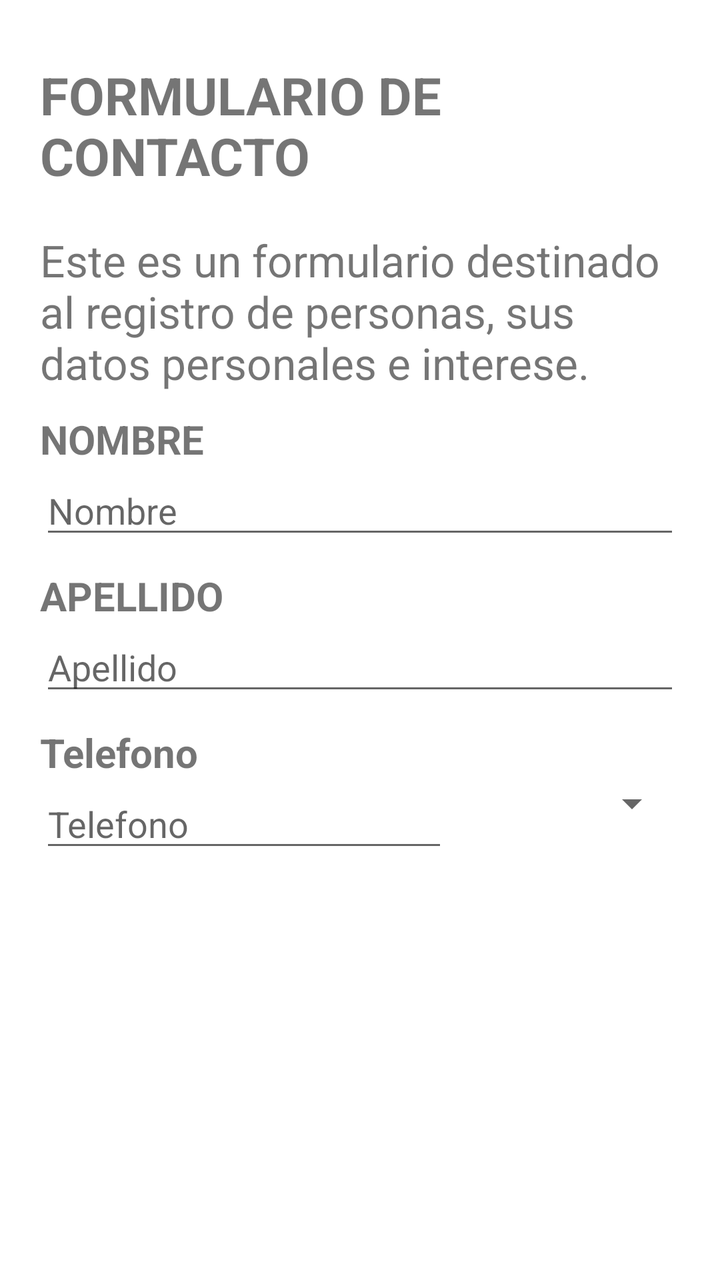
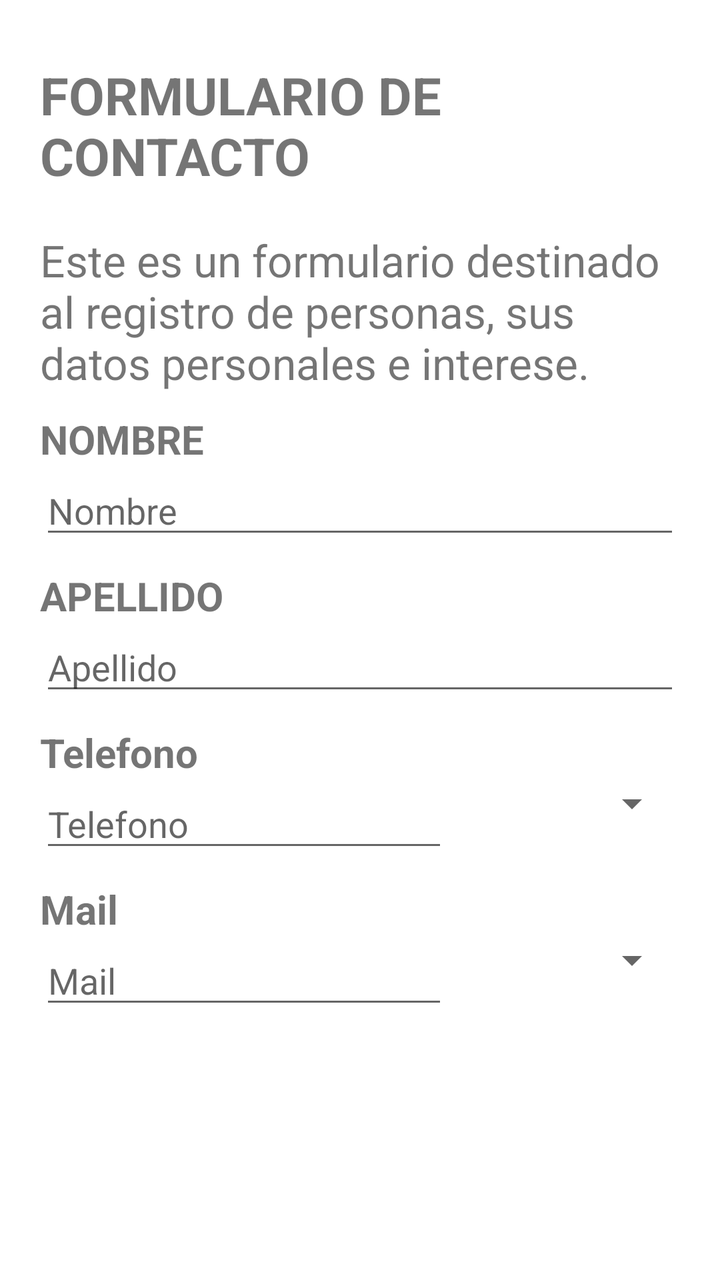

An Android layout rendered at two revisions. The XML below is the earlier revision; the diff shows what the commit changed to produce the second picture.
<!-- AndroidManifest.xml: application theme Theme.MaterialComponents.DayNight.DarkActionBar -->
<!-- res/layout/fragment_datos_personales.xml -->
<?xml version="1.0" encoding="utf-8"?>
<ScrollView xmlns:android="http://schemas.android.com/apk/res/android"
    xmlns:app="http://schemas.android.com/apk/res-auto"

    xmlns:tools="http://schemas.android.com/tools"
    android:layout_width="match_parent"
    android:layout_height="match_parent"
    tools:context=".FragmentDatosPersonales">

    <LinearLayout
        android:layout_width="match_parent"
        android:layout_height="wrap_content"
        android:layout_margin="20dp"
        android:orientation="vertical">

        <TextView
            android:id="@+id/textView"
            android:layout_width="match_parent"
            android:layout_height="wrap_content"
            android:layout_marginTop="10dp"
            android:layout_marginBottom="20dp"
            android:textSize="26sp"
            android:text="@string/title"
            android:textStyle="bold" />

        <TextView
            android:id="@+id/textView2"
            android:layout_width="match_parent"
            android:layout_height="wrap_content"
            android:text="@string/texto"
            android:textSize="22dp" />

        <TextView
            android:id="@+id/textView3"
            android:layout_width="match_parent"
            android:layout_height="wrap_content"
            android:layout_marginTop="10dp"
            android:text="@string/Nombre"
            android:textSize="20sp"
            android:textStyle="bold" />

        <EditText
            android:id="@+id/txt_nombre"
            android:layout_width="match_parent"
            android:layout_height="wrap_content"
            android:ems="10"
            android:hint="@string/Hint_nombre"
            android:inputType="text" />

        <TextView
            android:id="@+id/textView4"
            android:layout_width="match_parent"
            android:layout_height="wrap_content"
            android:layout_marginTop="10dp"
            android:text="@string/Apellido"
            android:textSize="20sp"
            android:textStyle="bold" />

        <EditText
            android:id="@+id/txt_apellido"
            android:layout_width="match_parent"
            android:layout_height="wrap_content"
            android:ems="10"
            android:hint="@string/Hint_apellido"
            android:inputType="text" />

        <TextView
            android:id="@+id/textView5"
            android:layout_width="match_parent"
            android:layout_height="wrap_content"
            android:layout_marginTop="10dp"
            android:text="@string/telefono"
            android:textSize="20sp"
            android:textStyle="bold" />
        <LinearLayout
            android:layout_width="match_parent"
            android:layout_height="wrap_content"
            android:orientation="horizontal">


        <EditText
            android:id="@+id/txt_Telefono"
            android:layout_width="204dp"
            android:layout_height="wrap_content"
            android:ems="10"
            android:hint="@string/hint_telefono"
            android:inputType="number" />

        <Spinner
            android:id="@+id/spinner_telefono"
            android:layout_width="match_parent"
            android:layout_height="wrap_content" />
        </LinearLayout>
    </LinearLayout>
</ScrollView>
<!-- resources referenced by this layout -->
<resources>
  <string name="Apellido">APELLIDO</string>
  <string name="Hint_apellido">Apellido</string>
  <string name="Hint_nombre">Nombre</string>
  <string name="Nombre">NOMBRE</string>
  <string name="hint_telefono">Telefono</string>
  <string name="telefono">Telefono</string>
  <string name="texto">Este es un formulario destinado al registro de personas, sus datos personales e interese.</string>
  <string name="title">FORMULARIO DE CONTACTO</string>
</resources>

<!-- the commit's change to res/layout/fragment_datos_personales.xml (unified diff, before → after) -->
@@ -91,5 +91,32 @@
             android:layout_width="match_parent"
             android:layout_height="wrap_content" />
         </LinearLayout>
+
+        <TextView
+            android:id="@+id/textView6"
+            android:layout_width="match_parent"
+            android:layout_height="wrap_content"
+            android:layout_marginTop="10dp"
+            android:text="@string/mail"
+            android:textSize="20sp"
+            android:textStyle="bold" />
+        <LinearLayout
+            android:layout_width="match_parent"
+            android:layout_height="wrap_content"
+            android:orientation="horizontal">
+
+        <EditText
+            android:id="@+id/txt_mail"
+            android:layout_width="204dp"
+            android:layout_height="wrap_content"
+            android:ems="10"
+            android:hint="@string/hint_mail"
+            android:inputType="textEmailAddress" />
+
+        <Spinner
+            android:id="@+id/spinner_mail"
+            android:layout_width="match_parent"
+            android:layout_height="wrap_content" />
+        </LinearLayout>
     </LinearLayout>
 </ScrollView>
<!-- resource entries referenced after the edit -->
@@ -4,7 +4,9 @@
   <string name="Hint_apellido">Apellido</string>
   <string name="Hint_nombre">Nombre</string>
   <string name="Nombre">NOMBRE</string>
+  <string name="hint_mail">Mail</string>
   <string name="hint_telefono">Telefono</string>
+  <string name="mail">Mail</string>
   <string name="telefono">Telefono</string>
   <string name="texto">Este es un formulario destinado al registro de personas, sus datos personales e interese.</string>
   <string name="title">FORMULARIO DE CONTACTO</string>
